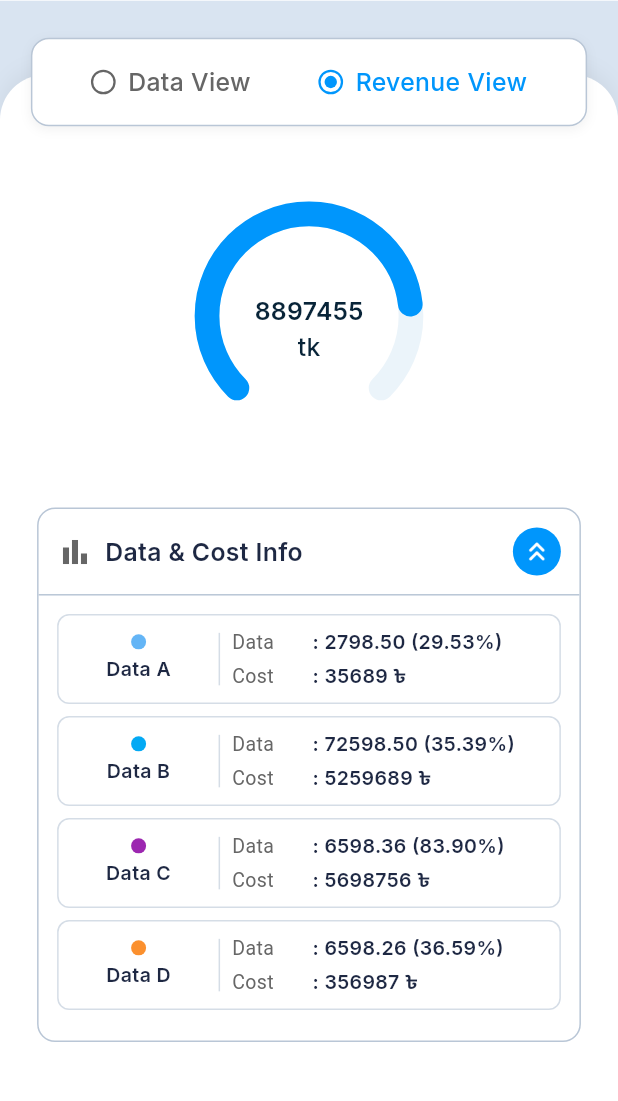
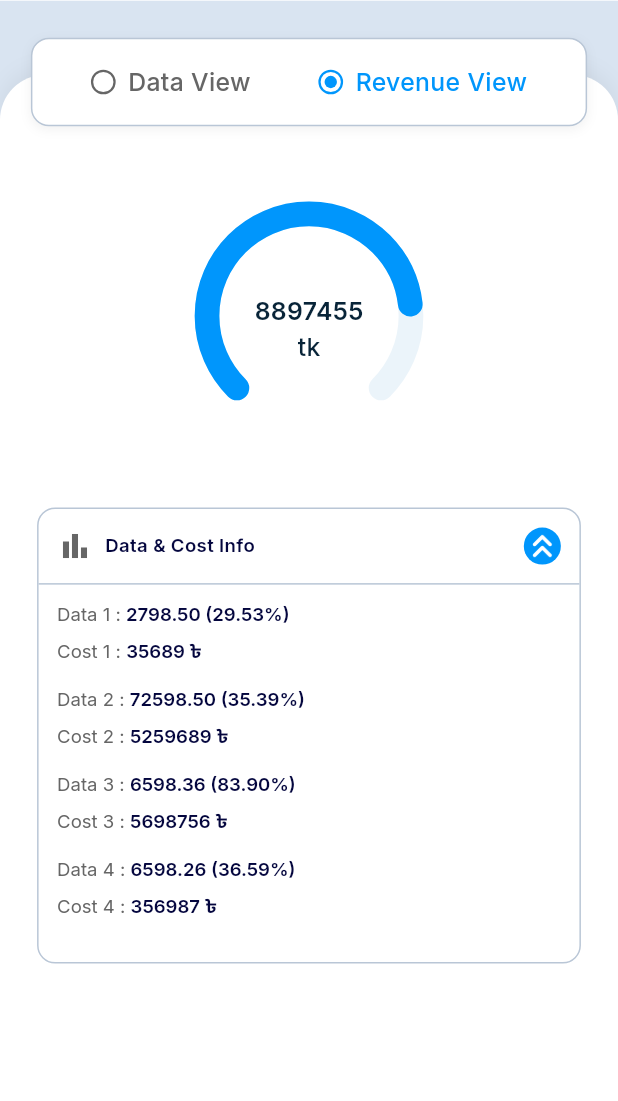
Before and after one commit to The-Black-Shadow/scube_task_app, a Flutter app: the ListItemDetailsScreen screen opened by its route, after a tap on "Custom Date Data", after a tap on "Revenue View", on a phone screen of 412 x 824 dp, the part 92-1193 px from its top. Run offline on Flutter 3.47's test engine with Material 3 defaults, Android fonts, the phone set to English and light mode, and no system bars; our stand-ins replace get, google_fonts.

Commit message:
fixed some styling in revenie section

```diff
--- a/assets/data/list_item_details_data.json
+++ b/assets/data/list_item_details_data.json
@@ -3,25 +3,25 @@
     "unit": "kw",
     "detailsList": [
         {
-            "title": "Data A",
+            "title": "Data 1",
             "data": "2798.50 (29.53%)",
             "cost": "35689",
             "color": "blue"
         },
         {
-            "title": "Data B",
+            "title": "Data 2",
             "data": "72598.50 (35.39%)",
             "cost": "5259689",
             "color": "lightBlue"
         },
         {
-            "title": "Data C",
+            "title": "Data 3",
             "data": "6598.36 (83.90%)",
             "cost": "5698756",
             "color": "purple"
         },
         {
-            "title": "Data D",
+            "title": "Data 4",
             "data": "6598.26 (36.59%)",
             "cost": "356987",
             "color": "orange"
--- /dev/null
+++ b/lib/screens/listitem_details_screen/widgets/revenue_info_item.dart
@@ -0,0 +1,58 @@
+import 'package:flutter/material.dart';
+import 'package:google_fonts/google_fonts.dart';
+import 'package:scube_task_app/constant/app_colors.dart';
+
+import 'package:scube_task_app/utils/app_size.dart';
+
+class RevenueInfoItem extends StatelessWidget {
+  final Map<String, String> item;
+  final int index;
+
+  const RevenueInfoItem({super.key, required this.item, required this.index});
+
+  @override
+  Widget build(BuildContext context) {
+    return Padding(
+      padding: EdgeInsets.only(bottom: AppSize.height(value: 16)),
+      child: Column(
+        crossAxisAlignment: CrossAxisAlignment.start,
+        children: [
+          _buildRow(label: '${item['title']} : ', value: item['data'] ?? ''),
+          SizedBox(height: AppSize.height(value: 4)),
+          _buildRow(
+            label: 'Cost ${index + 1} : ',
+            value: item['cost'] ?? '',
+            isCost: true,
+          ),
+        ],
+      ),
+    );
+  }
+
+  Widget _buildRow({
+    required String label,
+    required String value,
+    bool isCost = false,
+  }) {
+    return RichText(
+      text: TextSpan(
+        style: GoogleFonts.inter(
+          fontSize: AppSize.width(value: 12),
+          color: AppColors.instance.textGrey,
+          fontWeight: FontWeight.w400,
+        ),
+        children: [
+          TextSpan(text: label),
+          TextSpan(
+            text: value,
+            style: GoogleFonts.inter(
+              fontSize: AppSize.width(value: 12),
+              color: AppColors.instance.textDarkBlue,
+              fontWeight: FontWeight.w600,
+            ),
+          ),
+        ],
+      ),
+    );
+  }
+}
--- a/lib/screens/listitem_details_screen/widgets/revenue_view.dart
+++ b/lib/screens/listitem_details_screen/widgets/revenue_view.dart
@@ -6,7 +6,7 @@ import 'package:scube_task_app/constant/app_colors.dart';
 import 'package:scube_task_app/constant/app_strings.dart';
 import 'package:scube_task_app/screens/listitem_details_screen/listitem_details_controller.dart';
 import 'package:scube_task_app/utils/app_size.dart';
-import 'package:scube_task_app/screens/listitem_details_screen/widgets/detail_list_item.dart';
+import 'package:scube_task_app/screens/listitem_details_screen/widgets/revenue_info_item.dart';
 
 class RevenueView extends GetView<ListItemDetailsController> {
   const RevenueView({super.key});
@@ -21,6 +21,7 @@ class RevenueView extends GetView<ListItemDetailsController> {
         border: Border.all(color: AppColors.instance.borderGrey),
       ),
       child: Column(
+        crossAxisAlignment: CrossAxisAlignment.stretch,
         children: [
           Padding(
             padding: EdgeInsets.all(AppSize.width(value: 12)),
@@ -34,9 +35,9 @@ class RevenueView extends GetView<ListItemDetailsController> {
                     Text(
                       AppStrings.instance.dataAndCostInfo,
                       style: GoogleFonts.inter(
-                        fontSize: AppSize.width(value: 16),
+                        fontSize: AppSize.width(value: 12),
                         fontWeight: FontWeight.w600,
-                        color: const Color(0xFF1E2843),
+                        color: AppColors.instance.textDarkBlue,
                       ),
                     ),
                   ],
@@ -45,18 +46,17 @@ class RevenueView extends GetView<ListItemDetailsController> {
                   () => GestureDetector(
                     onTap: controller.toggleRevenueExpanded,
                     child: Container(
-                      padding: const EdgeInsets.all(6),
                       decoration: BoxDecoration(
                         color: AppColors.instance.primaryBlue,
                         shape: BoxShape.circle,
                       ),
                       child: AnimatedRotation(
-                        turns: controller.isRevenueExpanded.value ? 0 : 0.5,
+                        turns: controller.isRevenueExpanded.value ? 0 : -0.5,
                         duration: const Duration(milliseconds: 300),
                         child: Image.asset(
                           AppAssertImage.instance.chevronsUp,
-                          width: 20,
-                          height: 20,
+                          width: AppSize.width(value: 20),
+                          height: AppSize.height(value: 20),
                           color: Colors.white,
                         ),
                       ),
@@ -66,7 +66,11 @@ class RevenueView extends GetView<ListItemDetailsController> {
               ],
             ),
           ),
-          Divider(color: AppColors.instance.borderGrey, height: 1),
+          Obx(
+            () => controller.isRevenueExpanded.value
+                ? Divider(color: AppColors.instance.borderGrey, height: 1)
+                : const SizedBox.shrink(),
+          ),
           Obx(
             () => AnimatedSize(
               duration: const Duration(milliseconds: 300),
@@ -74,12 +78,13 @@ class RevenueView extends GetView<ListItemDetailsController> {
                   ? Padding(
                       padding: EdgeInsets.all(AppSize.width(value: 12)),
                       child: Column(
+                        crossAxisAlignment: CrossAxisAlignment.start,
                         children: controller.revenueItems
                             .asMap()
                             .entries
                             .map(
                               (e) =>
-                                  DetailListItem(item: e.value, index: e.key),
+                                  RevenueInfoItem(item: e.value, index: e.key),
                             )
                             .toList(),
                       ),
```
